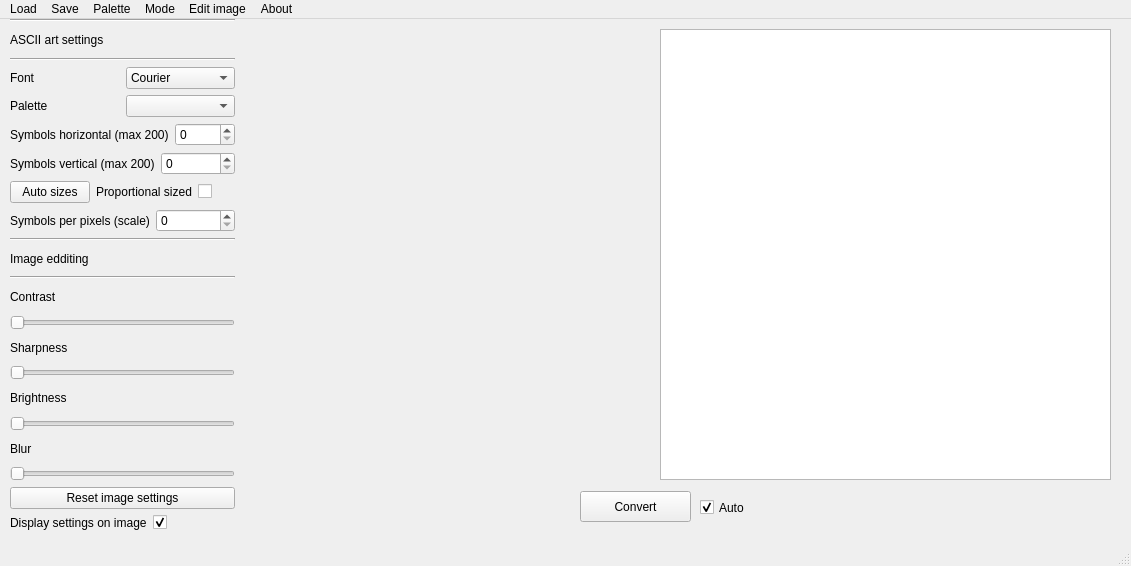
First picture: the form in designs/main.ui, repository SansLy25/ASCII-art-converter, before the edit.
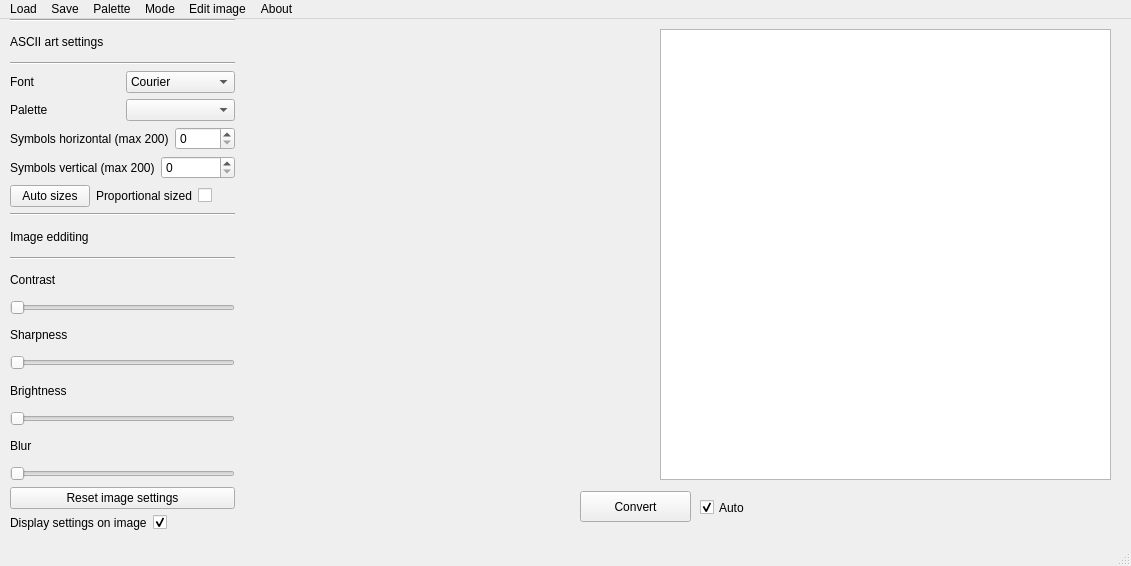
Second picture: the form after the edit.

Patch:
```diff
--- a/designs/main.ui
+++ b/designs/main.ui
@@ -140,20 +140,6 @@
        </item>
       </layout>
      </item>
-     <item>
-      <layout class="QHBoxLayout" name="horizontalLayout_6">
-       <item>
-        <widget class="QLabel" name="label_7">
-         <property name="text">
-          <string>Symbols per pixels (scale)</string>
-         </property>
-        </widget>
-       </item>
-       <item>
-        <widget class="QSpinBox" name="spinBox_3"/>
-       </item>
-      </layout>
-     </item>
      <item>
       <widget class="Line" name="line_3">
        <property name="orientation">
```
